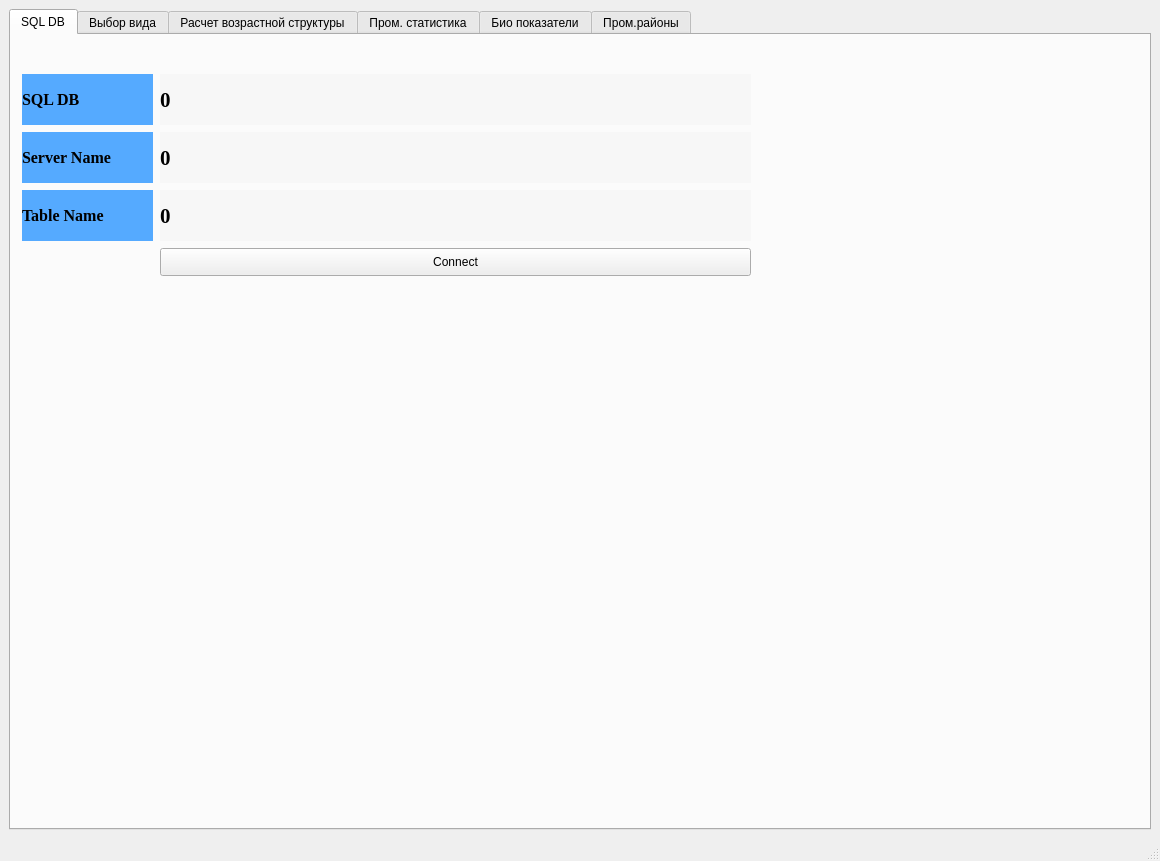
The window that ui_form.ui (DidenkoDmitriy/fish_stock) describes before a commit, drawn with Qt 5.
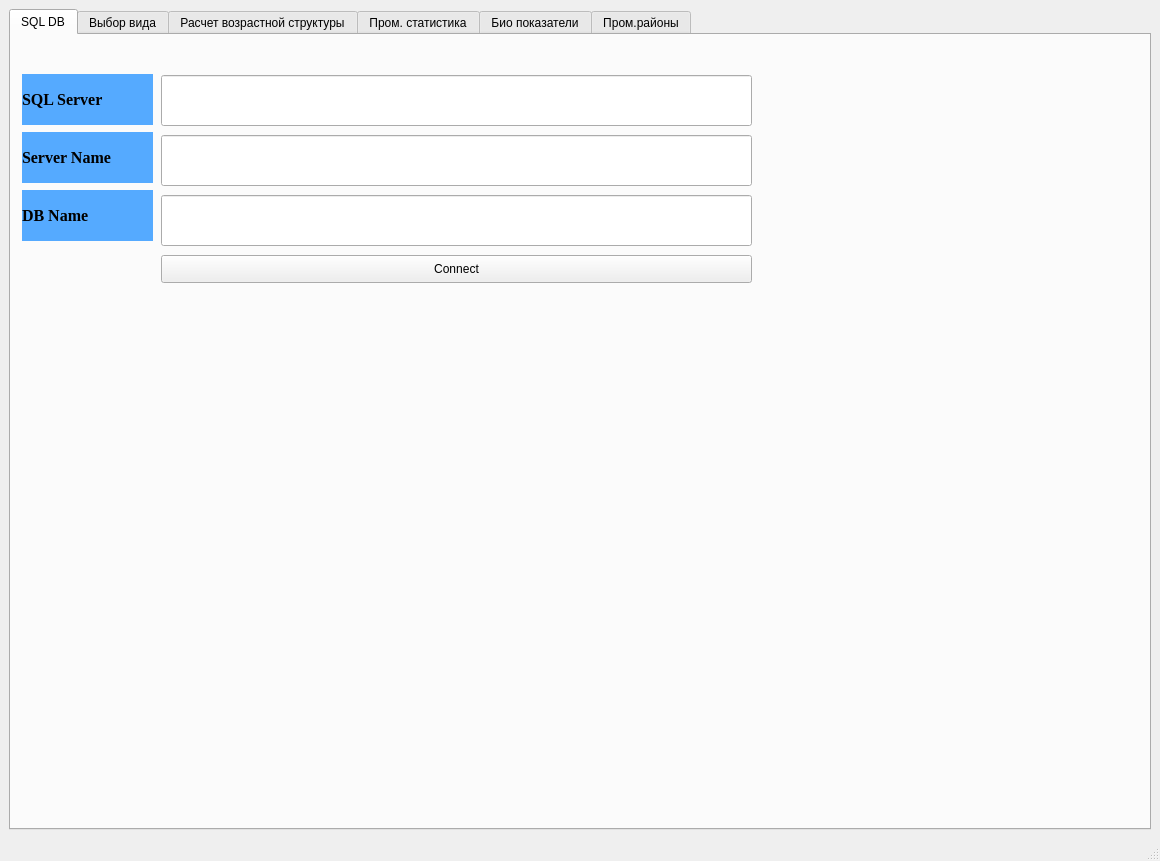
The same window after the commit. The open tabs and pages were chosen to show the change.

Commit message: add connection func and sql connection class

```diff
--- a/ui_form.ui
+++ b/ui_form.ui
@@ -27,8 +27,8 @@
        <widget class="QPushButton" name="btn_Connect_SQL_DB">
         <property name="geometry">
          <rect>
-          <x>149</x>
-          <y>213</y>
+          <x>150</x>
+          <y>220</y>
           <width>591</width>
           <height>28</height>
          </rect>
@@ -37,61 +37,7 @@
          <string>Connect</string>
         </property>
        </widget>
-       <widget class="QLabel" name="label_Text_SQL_Server_Name">
-        <property name="geometry">
-         <rect>
-          <x>149</x>
-          <y>155</y>
-          <width>591</width>
-          <height>51</height>
-         </rect>
-        </property>
-        <property name="font">
-         <font>
-          <family>Times New Roman</family>
-          <pointsize>16</pointsize>
-          <weight>75</weight>
-          <bold>true</bold>
-         </font>
-        </property>
-        <property name="styleSheet">
-         <string notr="true">background-color: rgb(247, 247, 247);</string>
-        </property>
-        <property name="text">
-         <string>0</string>
-        </property>
-        <property name="margin">
-         <number>10</number>
-        </property>
-       </widget>
-       <widget class="QLabel" name="label_Text_SQL_Base">
-        <property name="geometry">
-         <rect>
-          <x>149</x>
-          <y>97</y>
-          <width>591</width>
-          <height>51</height>
-         </rect>
-        </property>
-        <property name="font">
-         <font>
-          <family>Times New Roman</family>
-          <pointsize>16</pointsize>
-          <weight>75</weight>
-          <bold>true</bold>
-         </font>
-        </property>
-        <property name="styleSheet">
-         <string notr="true">background-color: rgb(247, 247, 247);</string>
-        </property>
-        <property name="text">
-         <string>0</string>
-        </property>
-        <property name="margin">
-         <number>10</number>
-        </property>
-       </widget>
-       <widget class="QLabel" name="label_Table_Name">
+       <widget class="QLabel" name="label_DB_Name">
         <property name="geometry">
          <rect>
           <x>11</x>
@@ -112,7 +58,7 @@
          <string notr="true">background-color: rgb(85, 170, 255);</string>
         </property>
         <property name="text">
-         <string>Table Name</string>
+         <string>DB Name</string>
         </property>
         <property name="margin">
          <number>10</number>
@@ -166,37 +112,53 @@
          <string notr="true">background-color: rgb(85, 170, 255);</string>
         </property>
         <property name="text">
-         <string>SQL DB</string>
+         <string>SQL Server</string>
         </property>
         <property name="margin">
          <number>10</number>
         </property>
        </widget>
-       <widget class="QLabel" name="label_Text_Table_Name">
+       <widget class="QLineEdit" name="lineEdit_SQL_Name">
         <property name="geometry">
          <rect>
-          <x>149</x>
-          <y>39</y>
+          <x>150</x>
+          <y>40</y>
           <width>591</width>
           <height>51</height>
          </rect>
         </property>
-        <property name="font">
-         <font>
-          <family>Times New Roman</family>
-          <pointsize>16</pointsize>
-          <weight>75</weight>
-          <bold>true</bold>
-         </font>
+       </widget>
+       <widget class="QLineEdit" name="lineEdit_SQL_Server_Name">
+        <property name="geometry">
+         <rect>
+          <x>150</x>
+          <y>100</y>
+          <width>591</width>
+          <height>51</height>
+         </rect>
         </property>
-        <property name="styleSheet">
-         <string notr="true">background-color: rgb(247, 247, 247);</string>
+       </widget>
+       <widget class="QLineEdit" name="lineEdit_DB_Name">
+        <property name="geometry">
+         <rect>
+          <x>150</x>
+          <y>160</y>
+          <width>591</width>
+          <height>51</height>
+         </rect>
+        </property>
+       </widget>
+       <widget class="QLabel" name="label_print_widjet">
+        <property name="geometry">
+         <rect>
+          <x>750</x>
+          <y>40</y>
+          <width>301</width>
+          <height>201</height>
+         </rect>
         </property>
         <property name="text">
-         <string>0</string>
-        </property>
-        <property name="margin">
-         <number>10</number>
+         <string/>
         </property>
        </widget>
       </widget>
```
Left out of the diff: 14 changed lines with no effect on the pictures. The commit also changes 5 other files.
